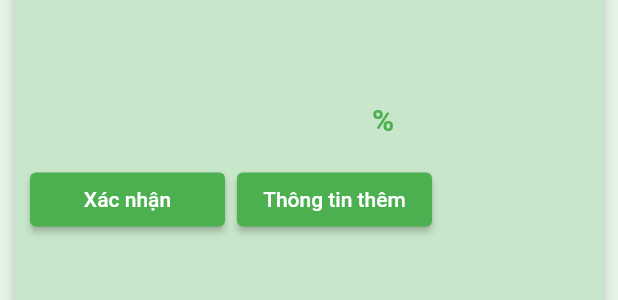
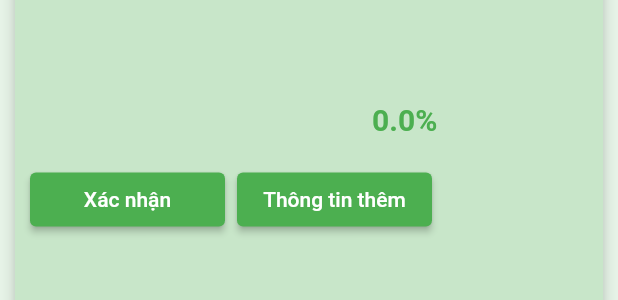
Before and after one commit to panda1835/vnturtle-ui, a Flutter app: the ResultBlock widget shown alone on an empty page, opened directly with empty values, on a phone screen of 412 x 824 dp. Shown: the part 255-555 px from the top of the screen. Run offline on Flutter 3.47's test engine with Material 2 defaults, Android fonts, the phone set to English and light mode, and no system bars; our stand-ins replace flutter_markdown; missing offline and left inert: flutter_dropzone, image_size_getter; network calls fail.

```diff
--- a/lib/widgets/result_block_widget.dart
+++ b/lib/widgets/result_block_widget.dart
@@ -8,7 +8,7 @@ class ResultBlock extends StatefulWidget {
   // final String scientificName;
   final String nameVi;
   final String scientificName;
-  final String score;
+  final double score;
   final List<String> imagePaths;
   final String imageUrl;
 
@@ -126,7 +126,7 @@ class _ResultBlockState extends State<ResultBlock> {
                       )),
                   SizedBox(width: 20.0),
                   Text(
-                    '${widget.score}%',
+                    '${(widget.score*100).toString()}%',
                     style: TextStyle(
                       fontWeight: FontWeight.bold,
                       color: theme.primaryColor,
```
